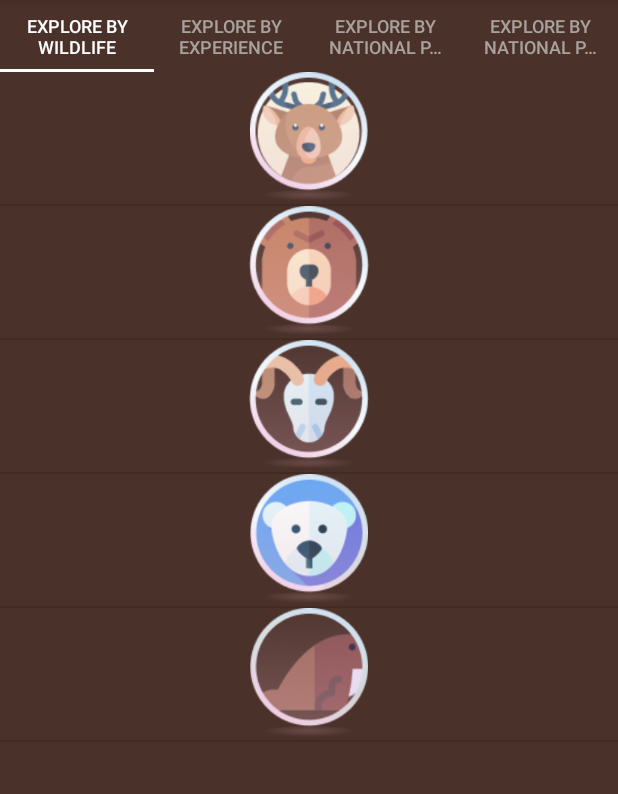
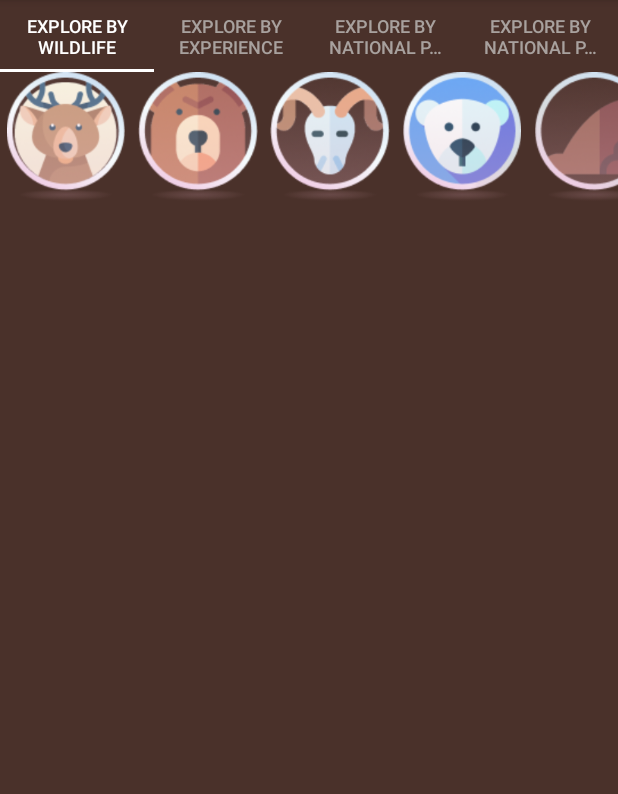
Before and after one commit to tz924/ExploreAlaska, an Android app: the screen it shows after launch (MainActivity), on a phone screen of 412 x 824 dp, the part 84-878 px from its top. Run offline under Robolectric (Android 15) with nearby library versions, the phone set to English and light mode, and no system bars.

Commit message:
Implemented RecyclerView for Wildlife and Experience

```diff
--- /dev/null
+++ b/app/src/main/java/com/example/explorealaska/Experience.java
@@ -0,0 +1,13 @@
+package com.example.explorealaska;
+
+public class Experience extends Item {
+    /**
+     * Create a new {@link Experience} object.
+     *
+     * @param imageResourceId is the drawable resource ID for the image associated with the
+     *                        {@link Experience}
+     */
+    public Experience(int imageResourceId) {
+        super(imageResourceId);
+    }
+}
--- /dev/null
+++ b/app/src/main/java/com/example/explorealaska/ExperienceAdapter.java
@@ -0,0 +1,121 @@
+package com.example.explorealaska;
+
+import android.content.Context;
+import android.view.LayoutInflater;
+import android.view.View;
+import android.view.ViewGroup;
+import android.widget.ImageView;
+import android.widget.ListView;
+import android.widget.Toast;
+
+import androidx.annotation.NonNull;
+import androidx.recyclerview.widget.RecyclerView;
+
+import java.util.List;
+
+/**
+ * Specify the custom ViewHolder which gives us access to our views
+ */
+public class ExperienceAdapter extends RecyclerView.Adapter<ExperienceAdapter.ViewHolder> {
+    private final List<Experience> mExperienceList;
+
+    public class ViewHolder extends RecyclerView.ViewHolder implements View.OnClickListener {
+        public ImageView mExperienceImageView;
+        private final Context mContext;
+
+        public ViewHolder(Context context, @NonNull View itemView) {
+            super(itemView);
+
+            this.mExperienceImageView = itemView.findViewById(R.id.experience_image);
+
+            // On click support            this.mContext = context;
+            this.mContext = context;
+            itemView.setOnClickListener(this);
+        }
+
+        @Override
+        public void onClick(View view) {
+            int position = getAdapterPosition();
+            if (position != RecyclerView.NO_POSITION) {
+                // TODO
+                Experience experience = mExperienceList.get(position);
+                Toast.makeText(mContext, "Position " + position, Toast.LENGTH_SHORT).show();
+            }
+        }
+    }
+
+
+
+    public ExperienceAdapter(List<Experience> experienceList) {
+        mExperienceList = experienceList;
+    }
+
+    /**
+     * Called by RecyclerView to display the data at the specified position. This method should
+     * update the contents of the {@link ViewHolder#itemView} to reflect the item at the given
+     * position.
+     * <p>
+     * Note that unlike {@link ListView}, RecyclerView will not call this method
+     * again if the position of the item changes in the data set unless the item itself is
+     * invalidated or the new position cannot be determined. For this reason, you should only
+     * use the <code>position</code> parameter while acquiring the related data item inside
+     * this method and should not keep a copy of it. If you need the position of an item later
+     * on (e.g. in a click listener), use {@link ViewHolder#getAdapterPosition()} which will
+     * have the updated adapter position.
+     * <p>
+     * Override {@link #onBindViewHolder(ViewHolder, int, List)} instead if Adapter can
+     * handle efficient partial bind.
+     *
+     * @param holder   The ViewHolder which should be updated to represent the contents of the
+     *                 item at the given position in the data set.
+     * @param position The position of the item within the adapter's data set.
+     */
+    @Override
+    public void onBindViewHolder(@NonNull ExperienceAdapter.ViewHolder holder, int position) {
+        Experience experience = mExperienceList.get(position);
+        ImageView experienceImageView = holder.mExperienceImageView;
+        experienceImageView.setImageResource(experience.getImageResourceId());
+    }
+
+    /**
+     * Returns the total number of items in the data set held by the adapter.
+     *
+     * @return The total number of items in this adapter.
+     */
+    @Override
+    public int getItemCount() {
+        return mExperienceList.size();
+    }
+
+    /**
+     * Called when RecyclerView needs a new {@link ViewHolder} of the given type to represent
+     * an item.
+     * <p>
+     * This new ViewHolder should be constructed with a new View that can represent the items
+     * of the given type. You can either create a new View manually or inflate it from an XML
+     * layout file.
+     * <p>
+     * The new ViewHolder will be used to display items of the adapter using
+     * {@link #onBindViewHolder(ViewHolder, int, List)}. Since it will be re-used to display
+     * different items in the data set, it is a good idea to cache references to sub views of
+     * the View to avoid unnecessary {@link View#findViewById(int)} calls.
+     *
+     * @param parent   The ViewGroup into which the new View will be added after it is bound to
+     *                 an adapter position.
+     * @param viewType The view type of the new View.
+     * @return A new ViewHolder that holds a View of the given view type.
+     * @see #getItemViewType(int)
+     * @see #onBindViewHolder(ViewHolder, int)
+     */
+    @NonNull
+    @Override
+    public ViewHolder onCreateViewHolder(@NonNull ViewGroup parent, int viewType) {
+        Context context = parent.getContext();
+        LayoutInflater inflater = LayoutInflater.from(context);
+
+        // Inflate custom layout
+        View experienceView = inflater.inflate(R.layout.experience_item, parent, false);
+
+        return new ViewHolder(context, experienceView);
+    }
+}
--- a/app/src/main/java/com/example/explorealaska/ExperienceFragment.java
+++ b/app/src/main/java/com/example/explorealaska/ExperienceFragment.java
@@ -9,17 +9,22 @@ import android.widget.ListView;
 import androidx.annotation.NonNull;
 import androidx.annotation.Nullable;
 import androidx.fragment.app.Fragment;
+import androidx.recyclerview.widget.GridLayoutManager;
+import androidx.recyclerview.widget.LinearLayoutManager;
+import androidx.recyclerview.widget.RecyclerView;
 
 import java.util.ArrayList;
 import java.util.List;
 import java.util.Objects;
 
 public class ExperienceFragment extends Fragment {
+    final List<Experience> experienceList = new ArrayList<>();
+
     /**
      * Called to have the fragment instantiate its user interface view.
      * This is optional, and non-graphical fragments can return null. This will be called between
      * {@link #onCreate(Bundle)} and {@link #onActivityCreated(Bundle)}.
-     * <p>A default View can be returned by calling {@link #Fragment(int)} in your
+     * <p>A default View can be returned by calling #Fragment(int) in your
      * constructor. Otherwise, this method returns null.
      *
      * <p>It is recommended to <strong>only</strong> inflate the layout in this method and move
@@ -40,20 +45,28 @@ public class ExperienceFragment extends Fragment {
     @Nullable
     @Override
     public View onCreateView(@NonNull LayoutInflater inflater, @Nullable ViewGroup container, @Nullable Bundle savedInstanceState) {
-        View rootView = inflater.inflate(R.layout.item_list, container, false);
+        View rootView = inflater.inflate(R.layout.experience_list, container, false);
+        RecyclerView rvExperienceList = rootView.findViewById(R.id.experience_list);
 
         // Create a list of experiences
-        final List<Item> experiences = new ArrayList<>();
-        experiences.add(new Item(R.drawable.aurora, Item.NO_CAPTION_PROVIDED));
-        experiences.add(new Item(R.drawable.hot_spring, Item.NO_CAPTION_PROVIDED));
-        experiences.add(new Item(R.drawable.seafood, Item.NO_CAPTION_PROVIDED));
-        experiences.add(new Item(R.drawable.roadtrip, Item.NO_CAPTION_PROVIDED));
-        experiences.add(new Item(R.drawable.glacier, Item.NO_CAPTION_PROVIDED));
+        experienceList.add(new Experience(R.drawable.aurora));
+        experienceList.add(new Experience(R.drawable.hot_spring));
+        experienceList.add(new Experience(R.drawable.seafood));
+        experienceList.add(new Experience(R.drawable.roadtrip));
+        experienceList.add(new Experience(R.drawable.glacier));
+        experienceList.add(new Experience(R.drawable.glacier));
+        experienceList.add(new Experience(R.drawable.glacier));
+        experienceList.add(new Experience(R.drawable.glacier));
+        experienceList.add(new Experience(R.drawable.glacier));
+        // TODO PLACEHOLDER
 
-        // Set up list view and adapter
-        ItemAdapter itemAdapter = new ItemAdapter(Objects.requireNonNull(this.getActivity()), experiences);
-        ListView listView = (ListView) rootView.findViewById(R.id.item_list);
-        listView.setAdapter(itemAdapter);
+        // Set up adapter
+        ExperienceAdapter adapter = new ExperienceAdapter(experienceList);
+        rvExperienceList.setAdapter(adapter);
+
+        rvExperienceList.setLayoutManager(new GridLayoutManager(this.getContext(), 3,
+            GridLayoutManager.HORIZONTAL,
+                false));
 
         return rootView;
     }
--- a/app/src/main/java/com/example/explorealaska/Item.java
+++ b/app/src/main/java/com/example/explorealaska/Item.java
@@ -5,21 +5,11 @@ package com.example.explorealaska;
  * It contains resource IDs for the image file and optional caption for that image.
  */
 public class Item {
-    /**
-     * Constant value that represents no image was provided for this word
-     */
-    public static final int NO_CAPTION_PROVIDED = -1;
-
-    /**
-     * String resource ID for the default translation of the word
-     */
-    private int mCaptionId = NO_CAPTION_PROVIDED;
 
     /**
      * Image resource ID for the word
      */
     private int mImageResourceId;
-
 
     /**
      * Create a new {@link Item} object.
@@ -27,9 +17,8 @@ public class Item {
      * @param captionId       is the string resource ID for the caption
      * @param imageResourceId is the drawable resource ID for the image associated with the {@link Item}
      */
-    public Item(int imageResourceId, int captionId) {
+    public Item(int imageResourceId) {
         mImageResourceId = imageResourceId;
-        mCaptionId = captionId;
     }
 
     /* Getter and Setters */
@@ -37,22 +26,7 @@ public class Item {
         return this.mImageResourceId;
     }
 
-    public int getCaptionId() {
-        return this.mCaptionId;
-    }
-
-    public void setCaptionId(int captionId) {
-        this.mCaptionId = captionId;
-    }
-
     public void setImageResourceId(int imageResourceId) {
         this.mImageResourceId = imageResourceId;
     }
-
-    /**
-     * Returns whether or not there is an image for this word.
-     */
-    public boolean hasCaption() {
-        return this.mCaptionId != NO_CAPTION_PROVIDED;
-    }
 }
--- a/app/src/main/java/com/example/explorealaska/ItemAdapter.java
+++ b/app/src/main/java/com/example/explorealaska/ItemAdapter.java
@@ -9,7 +9,6 @@ import android.widget.ImageView;
 
 import androidx.annotation.NonNull;
 import androidx.annotation.Nullable;
-import androidx.fragment.app.FragmentActivity;
 
 import java.util.List;
 
--- /dev/null
+++ b/app/src/main/java/com/example/explorealaska/Park.java
@@ -0,0 +1,41 @@
+package com.example.explorealaska;
+
+public class Park extends Item {
+    /**
+     * Constant value that represents no image was provided for this word
+     */
+    public static final int NO_CAPTION_PROVIDED = -1;
+
+    /**
+     * String resource ID for the default translation of the word
+     */
+    private int mCaptionId = NO_CAPTION_PROVIDED;
+
+    /**
+     * Create a new {@link Park} object.
+     *
+     * @param imageResourceId is the drawable resource ID for the image associated with the
+     *                        {@link Park}
+     * @param captionId       is the string resource ID for the caption
+     */
+    public Park(int imageResourceId, int captionId) {
+        super(imageResourceId);
+        mCaptionId = captionId;
+    }
+
+    // Getter and Setter
+    public int getCaptionId() {
+        return mCaptionId;
+    }
+
+    public void setCaptionId(int captionId) {
+        mCaptionId = captionId;
+    }
+
+    /**
+     * Returns whether or not there is an image for this word.
+     */
+    public boolean hasCaption() {
+        return mCaptionId != NO_CAPTION_PROVIDED;
+    }
+}
--- /dev/null
+++ b/app/src/main/java/com/example/explorealaska/Wildlife.java
@@ -0,0 +1,13 @@
+package com.example.explorealaska;
+
+public class Wildlife extends Item {
+    /**
+     * Create a new {@link Wildlife} object.
+     *
+     * @param imageResourceId is the drawable resource ID for the image associated with the
+     *                        {@link Wildlife}
+     */
+    public Wildlife(int imageResourceId) {
+        super(imageResourceId);
+    }
+}
--- /dev/null
+++ b/app/src/main/java/com/example/explorealaska/WildlifeAdapter.java
@@ -0,0 +1,120 @@
+package com.example.explorealaska;
+
+import android.content.Context;
+import android.view.LayoutInflater;
+import android.view.View;
+import android.view.ViewGroup;
+import android.widget.ImageView;
+import android.widget.ListView;
+import android.widget.Toast;
+
+import androidx.annotation.NonNull;
+import androidx.recyclerview.widget.RecyclerView;
+
+import java.util.List;
+
+/**
+ * Specify the custom ViewHolder which gives us access to our views
+ */
+public class WildlifeAdapter extends RecyclerView.Adapter<WildlifeAdapter.ViewHolder> {
+    private final List<Wildlife> mWildlifeList;
+
+    public class ViewHolder extends RecyclerView.ViewHolder implements View.OnClickListener {
+        public ImageView mWildlifeImageView;
+        private final Context mContext;
+
+        public ViewHolder(Context context, @NonNull View itemView) {
+            super(itemView);
+
+            this.mWildlifeImageView = itemView.findViewById(R.id.wildlife_image);
+
+            // On click support
+            this.mContext = context;
+            itemView.setOnClickListener(this);
+        }
+
+        @Override
+        public void onClick(View view) {
+            int position = getAdapterPosition();
+            if (position != RecyclerView.NO_POSITION) {
+                // TODO
+                Wildlife wildlife = mWildlifeList.get(position);
+                Toast.makeText(mContext, "Position " + position, Toast.LENGTH_SHORT).show();
+            }
+        }
+    }
+
+
+    public WildlifeAdapter(List<Wildlife> wildlifeList) {
+        mWildlifeList = wildlifeList;
+    }
+
+    /**
+     * Called by RecyclerView to display the data at the specified position. This method should
+     * update the contents of the {@link ViewHolder#itemView} to reflect the item at the given
+     * position.
+     * <p>
+     * Note that unlike {@link ListView}, RecyclerView will not call this method
+     * again if the position of the item changes in the data set unless the item itself is
+     * invalidated or the new position cannot be determined. For this reason, you should only
+     * use the <code>position</code> parameter while acquiring the related data item inside
+     * this method and should not keep a copy of it. If you need the position of an item later
+     * on (e.g. in a click listener), use {@link ViewHolder#getAdapterPosition()} which will
+     * have the updated adapter position.
+     * <p>
+     * Override {@link #onBindViewHolder(ViewHolder, int, List)} instead if Adapter can
+     * handle efficient partial bind.
+     *
+     * @param holder   The ViewHolder which should be updated to represent the contents of the
+     *                 item at the given position in the data set.
+     * @param position The position of the item within the adapter's data set.
+     */
+    @Override
+    public void onBindViewHolder(@NonNull WildlifeAdapter.ViewHolder holder, int position) {
+        Wildlife wildlife = mWildlifeList.get(position);
+        ImageView wildlifeImageView = holder.mWildlifeImageView;
+        wildlifeImageView.setImageResource(wildlife.getImageResourceId());
+    }
+
+    /**
+     * Returns the total number of items in the data set held by the adapter.
+     *
+     * @return The total number of items in this adapter.
+     */
+    @Override
+    public int getItemCount() {
+        return mWildlifeList.size();
+    }
+
+    /**
+     * Called when RecyclerView needs a new {@link ViewHolder} of the given type to represent
+     * an item.
+     * <p>
+     * This new ViewHolder should be constructed with a new View that can represent the items
+     * of the given type. You can either create a new View manually or inflate it from an XML
+     * layout file.
+     * <p>
+     * The new ViewHolder will be used to display items of the adapter using
+     * {@link #onBindViewHolder(ViewHolder, int, List)}. Since it will be re-used to display
+     * different items in the data set, it is a good idea to cache references to sub views of
+     * the View to avoid unnecessary {@link View#findViewById(int)} calls.
+     *
+     * @param parent   The ViewGroup into which the new View will be added after it is bound to
+     *                 an adapter position.
+     * @param viewType The view type of the new View.
+     * @return A new ViewHolder that holds a View of the given view type.
+     * @see #getItemViewType(int)
+     * @see #onBindViewHolder(ViewHolder, int)
+     */
+    @NonNull
+    @Override
+    public ViewHolder onCreateViewHolder(@NonNull ViewGroup parent, int viewType) {
+        Context context = parent.getContext();
+        LayoutInflater inflater = LayoutInflater.from(context);
+
+        // Inflate custom layout
+        View wildlifeView = inflater.inflate(R.layout.wildlife_item, parent, false);
+
+        return new ViewHolder(context, wildlifeView);
+    }
+}
--- a/app/src/main/java/com/example/explorealaska/WildlifeFragment.java
+++ b/app/src/main/java/com/example/explorealaska/WildlifeFragment.java
@@ -11,17 +11,19 @@ import android.widget.Toast;
 import androidx.annotation.NonNull;
 import androidx.annotation.Nullable;
 import androidx.fragment.app.Fragment;
+import androidx.recyclerview.widget.LinearLayoutManager;
+import androidx.recyclerview.widget.RecyclerView;
 
 import java.util.ArrayList;
 import java.util.List;
-import java.util.Objects;
 
 public class WildlifeFragment extends Fragment {
+    final List<Wildlife> wildlifeList = new ArrayList<>();
     /**
      * Called to have the fragment instantiate its user interface view.
      * This is optional, and non-graphical fragments can return null. This will be called between
      * {@link #onCreate(Bundle)} and {@link #onActivityCreated(Bundle)}.
-     * <p>A default View can be returned by calling {@link #Fragment(int)} in your
+     * <p>A default View can be returned by calling #Fragment(int) in your
      * constructor. Otherwise, this method returns null.
      *
      * <p>It is recommended to <strong>only</strong> inflate the layout in this method and move
@@ -42,29 +44,23 @@ public class WildlifeFragment extends Fragment {
     @Nullable
     @Override
     public View onCreateView(@NonNull LayoutInflater inflater, @Nullable ViewGroup container, @Nullable Bundle savedInstanceState) {
-        View rootView = inflater.inflate(R.layout.item_list, container, false);
+        View rootView = inflater.inflate(R.layout.wildlife_list, container, false);
 
-        // Create a list of items
-        final List<Item> items = new ArrayList<>();
-        items.add(new Item(R.drawable.caribou, Item.NO_CAPTION_PROVIDED));
-        items.add(new Item(R.drawable.grizzly, Item.NO_CAPTION_PROVIDED));
-        items.add(new Item(R.drawable.dall_sheep, Item.NO_CAPTION_PROVIDED));
-        items.add(new Item(R.drawable.polar_bear, Item.NO_CAPTION_PROVIDED));
-        items.add(new Item(R.drawable.walrus, Item.NO_CAPTION_PROVIDED));
+        RecyclerView rvWildlifeList = rootView.findViewById(R.id.wildlife_list);
 
-        // Set up list view and adapter
-        ItemAdapter itemAdapter = new ItemAdapter(Objects.requireNonNull(this.getActivity()), items);
-        ListView listView = rootView.findViewById(R.id.item_list);
-        listView.setAdapter(itemAdapter);
+        // Initialize wildlife list
+        wildlifeList.add(new Wildlife(R.drawable.caribou));
+        wildlifeList.add(new Wildlife(R.drawable.grizzly));
+        wildlifeList.add(new Wildlife(R.drawable.dall_sheep));
+        wildlifeList.add(new Wildlife(R.drawable.polar_bear));
+        wildlifeList.add(new Wildlife(R.drawable.walrus));
 
-        listView.setOnItemClickListener(
-            (AdapterView<?> parent, View view, int position, long id) -> {
-                // TODO SHOW DETAIL
-                listView.getItemAtPosition(position);
-                Toast.makeText(this.getActivity(), "You clicked on position " + position,
-                    Toast.LENGTH_SHORT).show();
-            }
-        );
+        // Set up adapter
+        WildlifeAdapter adapter = new WildlifeAdapter(wildlifeList);
+        rvWildlifeList.setAdapter(adapter);
+
+        rvWildlifeList.setLayoutManager(new LinearLayoutManager(this.getContext(),
+            LinearLayoutManager.HORIZONTAL, false));
 
         return rootView;
     }
--- /dev/null
+++ b/app/src/main/res/layout/experience_item.xml
@@ -0,0 +1,20 @@
+<?xml version="1.0" encoding="utf-8"?>
+<androidx.constraintlayout.widget.ConstraintLayout xmlns:android="http://schemas.android.com/apk/res/android"
+    xmlns:app="http://schemas.android.com/apk/res-auto"
+    android:id="@+id/experience_item"
+    android:layout_width="@dimen/list_item_width"
+    android:layout_height="@dimen/list_item_height"
+    android:minWidth="88dp"
+    android:minHeight="88dp">
+
+    <ImageView
+        android:id="@+id/experience_image"
+        android:layout_width="@dimen/list_item_width"
+        android:layout_height="@dimen/list_item_height"
+        android:contentDescription="@string/wildlife_image"
+        app:layout_constraintBottom_toBottomOf="parent"
+        app:layout_constraintEnd_toEndOf="parent"
+        app:layout_constraintStart_toStartOf="parent"
+        app:layout_constraintTop_toTopOf="parent" />
+
+</androidx.constraintlayout.widget.ConstraintLayout>
--- /dev/null
+++ b/app/src/main/res/layout/experience_list.xml
@@ -0,0 +1,5 @@
+<?xml version="1.0" encoding="utf-8"?>
+<androidx.recyclerview.widget.RecyclerView xmlns:android="http://schemas.android.com/apk/res/android"
+    android:id="@+id/experience_list"
+    android:layout_width="match_parent"
+    android:layout_height="match_parent" />
--- /dev/null
+++ b/app/src/main/res/layout/wildlife_item.xml
@@ -0,0 +1,20 @@
+<?xml version="1.0" encoding="utf-8"?>
+<androidx.constraintlayout.widget.ConstraintLayout xmlns:android="http://schemas.android.com/apk/res/android"
+    xmlns:app="http://schemas.android.com/apk/res-auto"
+    android:id="@+id/wildlife_item"
+    android:layout_width="@dimen/list_item_width"
+    android:layout_height="@dimen/list_item_height"
+    android:minWidth="88dp"
+    android:minHeight="88dp">
+
+    <ImageView
+        android:id="@+id/wildlife_image"
+        android:layout_width="@dimen/list_item_width"
+        android:layout_height="@dimen/list_item_height"
+        android:contentDescription="@string/wildlife_image"
+        app:layout_constraintBottom_toBottomOf="parent"
+        app:layout_constraintEnd_toEndOf="parent"
+        app:layout_constraintStart_toStartOf="parent"
+        app:layout_constraintTop_toTopOf="parent" />
+
+</androidx.constraintlayout.widget.ConstraintLayout>
--- /dev/null
+++ b/app/src/main/res/layout/wildlife_list.xml
@@ -0,0 +1,5 @@
+<?xml version="1.0" encoding="utf-8"?>
+<androidx.recyclerview.widget.RecyclerView xmlns:android="http://schemas.android.com/apk/res/android"
+    android:id="@+id/wildlife_list"
+    android:layout_width="match_parent"
+    android:layout_height="match_parent" />
--- a/app/src/main/res/values/strings.xml
+++ b/app/src/main/res/values/strings.xml
@@ -3,4 +3,5 @@
     <string name="category_park">EXPLORE BY NATIONAL PARK</string>
     <string name="category_experience">EXPLORE BY EXPERIENCE</string>
     <string name="category_wildlife">EXPLORE BY WILDLIFE</string>
+    <string name="wildlife_image">A wildlife image</string>
 </resources>
```
